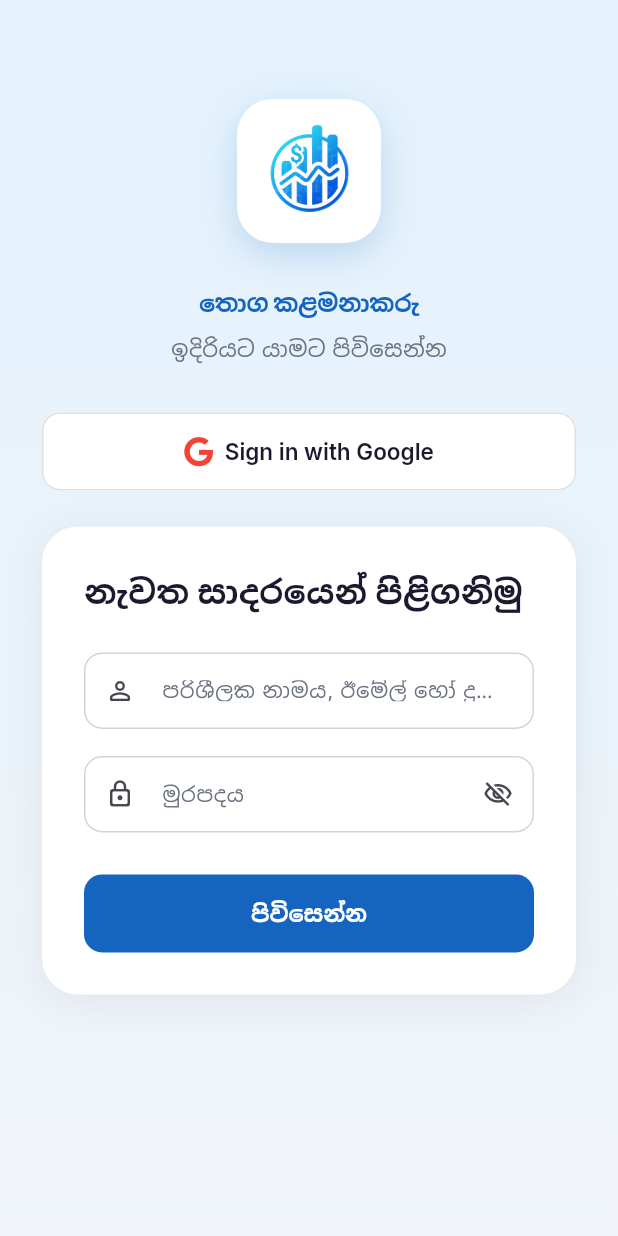
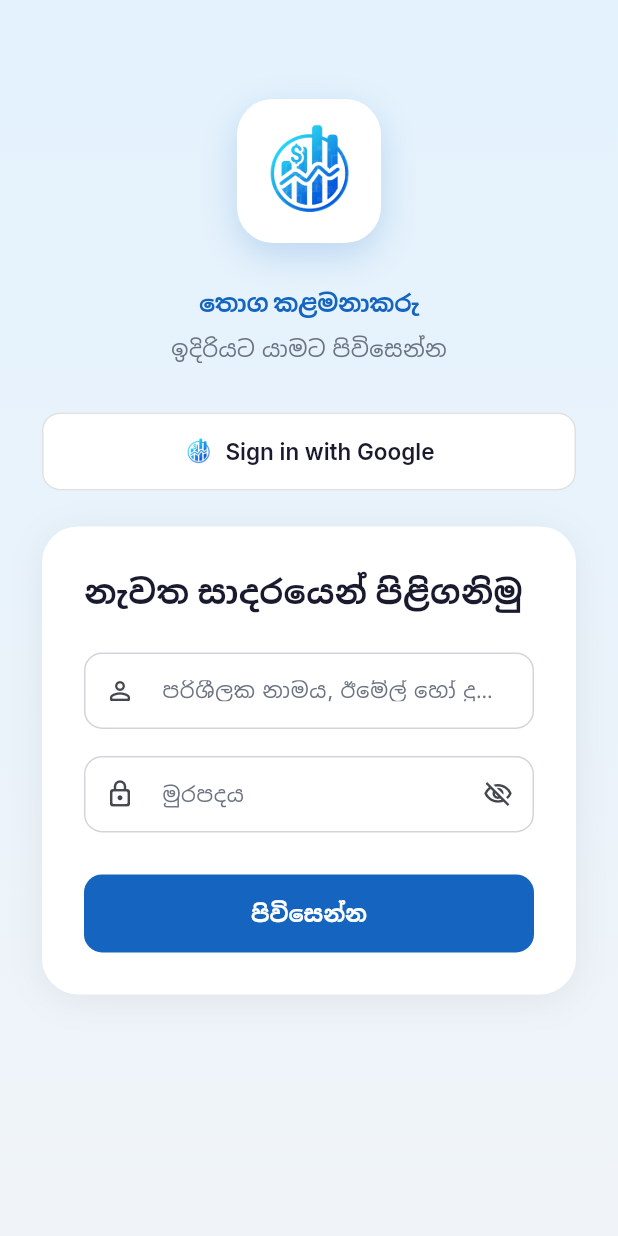
Before and after one commit to Izu99/stock, a Flutter app: the screen it shows after launch, on a phone screen of 412 x 824 dp. Run offline on Flutter 3.47's test engine with Material 3 defaults, Android fonts, the phone set to English and light mode, and no system bars; our stand-ins replace csv, dio, fl_chart, flutter_riverpod, font_awesome_flutter, freezed_annotation and 8 more; missing offline and left inert: mobile_scanner; generated files the repository leaves out were written again.

Commit message:
update oauth

```diff
--- a/client/lib/features/auth/presentation/screens/login_screen.dart
+++ b/client/lib/features/auth/presentation/screens/login_screen.dart
@@ -180,10 +180,16 @@ class _LoginScreenState extends ConsumerState<LoginScreen>
                             : () => ref
                                   .read(authProvider.notifier)
                                   .loginWithGoogle(),
-                        icon: const FaIcon(
-                          FontAwesomeIcons.google,
-                          color: Colors.red,
-                          size: 20,
+                        icon: Image.asset(
+                          'assets/icons/google_logo.png',
+                          width: 20,
+                          height: 20,
+                          errorBuilder: (context, error, stackTrace) =>
+                              const Icon(
+                            Icons.account_circle_outlined,
+                            color: Colors.red,
+                            size: 20,
+                          ),
                         ),
                         label: Text(
                           'Sign in with Google',
--- a/client/pubspec.yaml
+++ b/client/pubspec.yaml
@@ -56,3 +56,4 @@ flutter:
 
   assets:
     - logo.png
+    - assets/icons/
```
Also changed, not shown: client/assets/icons/google_logo.png (added), 1 other file.
